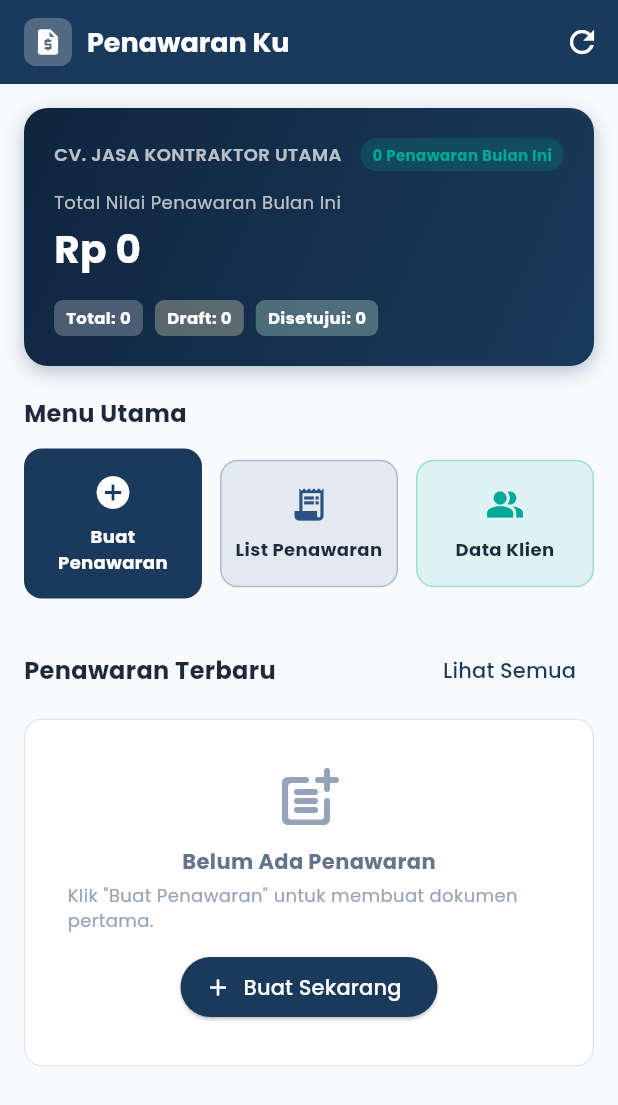
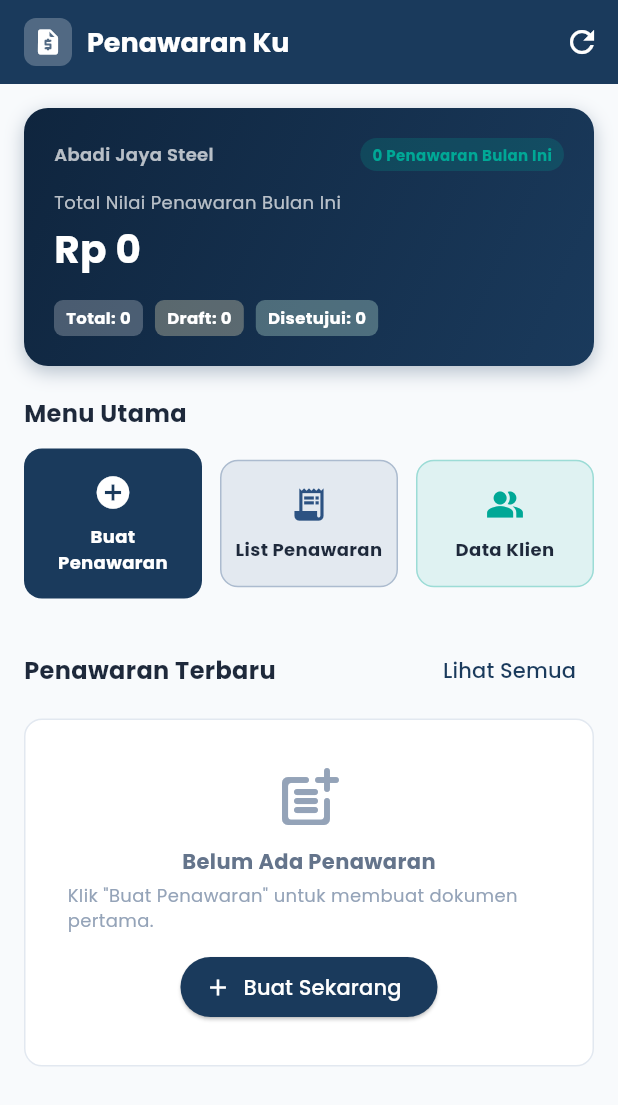
Before and after one commit to admfrmnsyh2001/ajs-app, a Flutter app: the screen it shows after launch, on a phone screen of 412 x 824 dp. Shown: the top 1105 px of the screen. Run offline on Flutter 3.47's test engine with Material 3 defaults, Android fonts, the phone set to English and light mode, and no system bars; our stand-ins replace google_fonts, pdf, printing, sqflite, sqflite_common_ffi; accounts and stored records are empty.

Commit message:
Update company name to Abadi Jaya Steel

```diff
--- a/lib/core/constants/app_strings.dart
+++ b/lib/core/constants/app_strings.dart
@@ -1,9 +1,9 @@
 class AppStrings {
   static const String appName = 'Penawaran Ku';
-  static const String companyDefaultName = 'CV. JASA KONTRAKTOR UTAMA';
+  static const String companyDefaultName = 'Abadi Jaya Steel';
   static const String companyDefaultAddress = 'Jl. Raya Industri No. 88, Jakarta';
   static const String companyDefaultPhone = '0812-3456-7890';
-  static const String companyDefaultEmail = 'info@jasakontraktor.com';
+  static const String companyDefaultEmail = 'info@abadijayasteel.com';
 
   // Common units for contractors & service providers
   static const List<String> availableUnits = [
```
